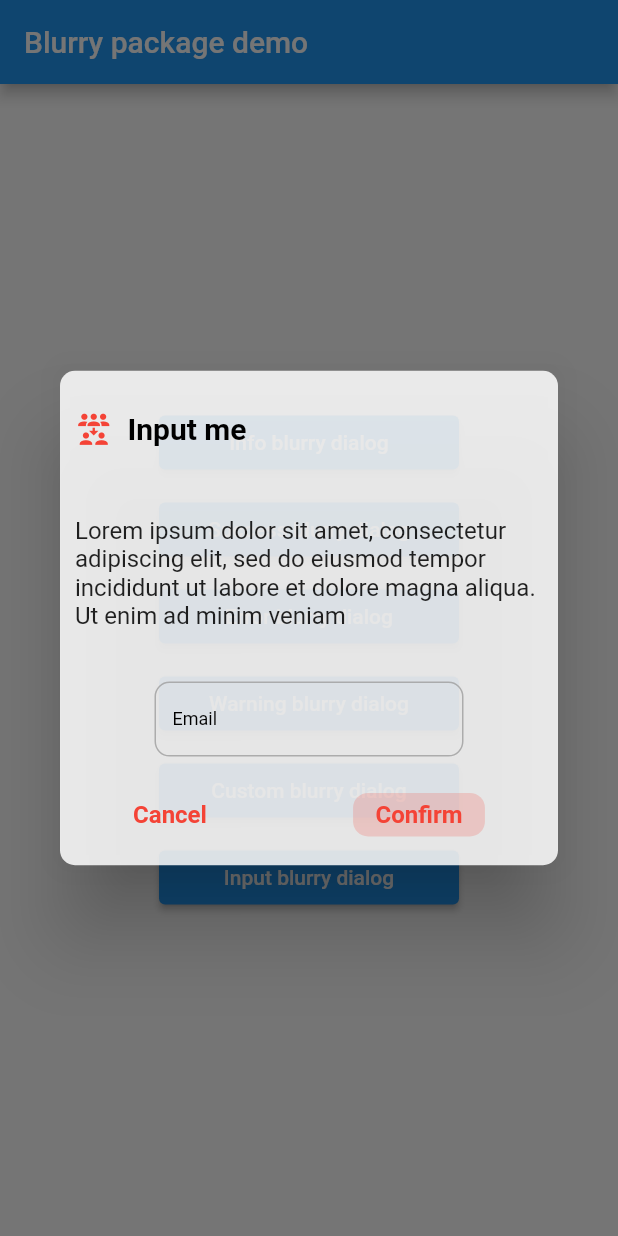
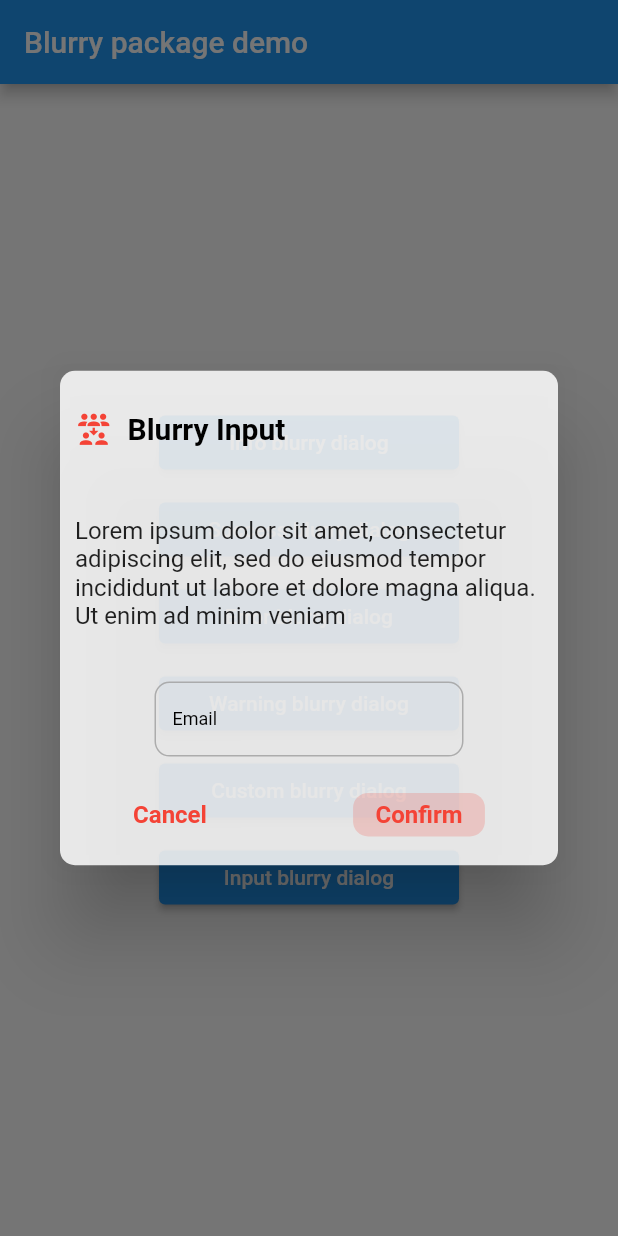
Before and after one commit to koukibadr/Blurry, a Flutter app: the screen it shows after launch, after a tap on "Input blurry dialog", on a phone screen of 412 x 824 dp. Run offline on Flutter 3.47's test engine with Material 2 defaults, Android fonts, the phone set to English and light mode, and no system bars.

```diff
--- a/example/lib/main.dart
+++ b/example/lib/main.dart
@@ -143,7 +143,7 @@ class BlurryDemo extends StatelessWidget {
               child: ElevatedButton(
                   onPressed: () {
                     Blurry.input(
-                            title: 'Input me',
+                            title: 'Blurry Input',
                             description:
                                 'Lorem ipsum dolor sit amet, consectetur adipiscing elit, sed do eiusmod tempor incididunt ut labore et dolore magna aliqua. Ut enim ad minim veniam',
                             confirmButtonText: 'Confirm',
--- a/lib/widgets/blurry_cancel_widget.dart
+++ b/lib/widgets/blurry_cancel_widget.dart
@@ -23,7 +23,6 @@ class BlurryCancelWidget extends StatelessWidget {
   Widget build(BuildContext context) {
     return GestureDetector(
       onTap: () {
-        Navigator.pop(context);
         onPress.call();
       },
       child: BlurryPopupButtonText(
```
Also changed, not shown: lib/blurry.dart (+0 -9 lines).
